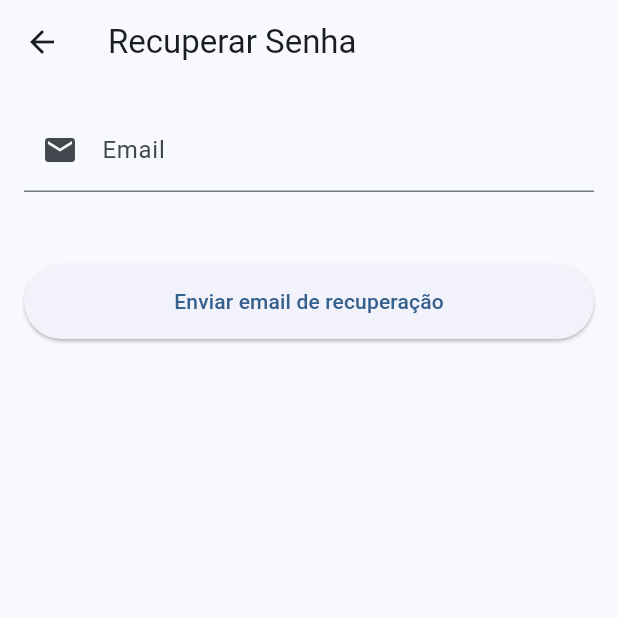
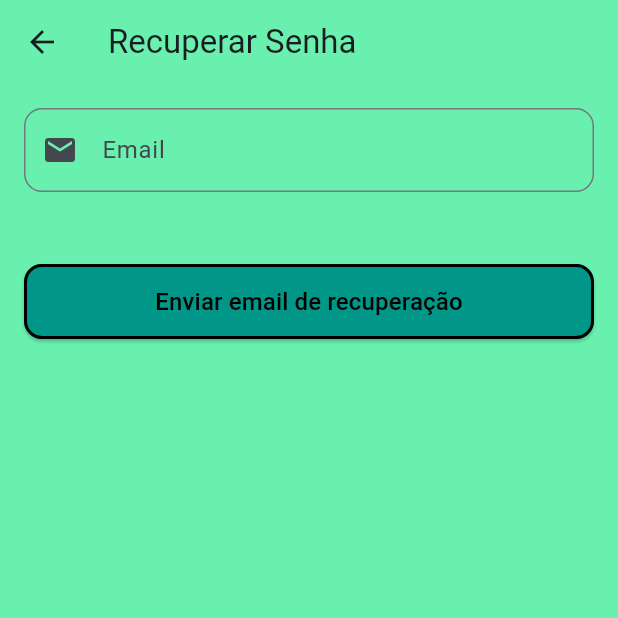
Before and after one commit to MrLucasjoel/trabalhocurso, a Flutter app: the screen it shows after launch, after a tap on "Esqueceu a senha?", on a phone screen of 412 x 824 dp, the top half of it. Run offline on Flutter 3.47's test engine with Material 3 defaults, Android fonts, the phone set to English and light mode, and no system bars.

Commit message:
Finalizando as telas de login, cadastro e recuperação de senha

```diff
--- a/lib/src/view/esqueSenha_view.dart
+++ b/lib/src/view/esqueSenha_view.dart
@@ -54,7 +54,10 @@ class _EsquesenhaViewState extends State<EsquesenhaView> {
   @override
   Widget build(BuildContext context) {
     return Scaffold(
-      appBar: AppBar(title: const Text('Recuperar Senha')),
+      backgroundColor: Colors.greenAccent,
+      appBar: AppBar(title: const Text('Recuperar Senha'),
+        backgroundColor: Colors.greenAccent,
+      ),
       body: Padding(
         padding: const EdgeInsets.all(16),
         child: Form(
@@ -63,9 +66,17 @@ class _EsquesenhaViewState extends State<EsquesenhaView> {
             children: [
               TextFormField(
                 controller: controller.emailController,
-                decoration: const InputDecoration(
+                decoration: InputDecoration(
                   labelText: 'Email',
                   prefixIcon: Icon(Icons.email),
+                  // Define a borda fechada ao redor do campo
+                  border: OutlineInputBorder(
+                    borderRadius: BorderRadius.circular(12),  // Borda arredondada
+                    borderSide: const BorderSide(
+                      color: Colors.black,  // Cor da borda
+                      width: 2,  // Largura da borda
+                    ),
+                  ),
                 ),
                 keyboardType: TextInputType.emailAddress,
                 validator: (value) {
@@ -101,12 +112,28 @@ class _EsquesenhaViewState extends State<EsquesenhaView> {
                 width: double.infinity,
                 child: ElevatedButton(
                   onPressed: _loading ? null : _sendRecovery,
+                    style: ElevatedButton.styleFrom(
+                      backgroundColor: _loading ? Colors.grey : Colors.teal,  // Cor do fundo (alterando quando está carregando)
+                      shape: RoundedRectangleBorder(
+                      borderRadius: BorderRadius.circular(12),  // Bordas arredondadas
+                    ),
+                      side: BorderSide(
+                        color: Colors.black,
+                        // Cor da borda, caso queira uma borda visível
+                        width: 2,
+                      ),
+                  ),
                   child: _loading
                       ? const CircularProgressIndicator(
-                    color: Colors.white,
+                    color: Colors.teal,
                     strokeWidth: 2,
                   )
-                      : const Text('Enviar email de recuperação'),
+                      : const Text('Enviar email de recuperação',
+                        style: TextStyle(
+                          fontSize: 16,  // Tamanho da fonte
+                            color: Colors.black,  // Cor do texto
+                    ),
+                  ),
                 ),
               ),
             ],
--- a/lib/src/view/login_view.dart
+++ b/lib/src/view/login_view.dart
@@ -35,8 +35,10 @@ class _LoginViewState extends State<LoginView> {
       // Simulação de login assíncrono
       await Future.delayed(const Duration(seconds: 2));
 
+      //
       // Aqui você pode chamar a lógica real do loginController.login,
       // que pode retornar sucesso ou erro (ajuste conforme seu controller)
+      //
       final sucesso = user.username == 'admin' && user.password == '123456';
 
       if (sucesso) {
@@ -64,8 +66,10 @@ class _LoginViewState extends State<LoginView> {
   @override
   Widget build(BuildContext context) {
     return Scaffold(
+      backgroundColor: Colors.greenAccent,
       appBar: AppBar(
-        title: const Text('Login'),
+          backgroundColor: Colors.greenAccent,
+          title: const Text('Login')
       ),
       body: Padding(
         padding: const EdgeInsets.all(16),
@@ -73,10 +77,46 @@ class _LoginViewState extends State<LoginView> {
           key: loginController.formKey,
           child: Column(
             children: [
+              const Icon(
+                Icons.account_box,
+                size: 180,
+                color: Colors.teal,
+              ),
+              const SizedBox(height: 30),
+              Text(
+                'CampMine',
+                textAlign: TextAlign.center,
+                style: Theme.of(context).textTheme.headlineSmall?.copyWith(
+                  fontWeight: FontWeight.bold,
+                  color: Colors.black,
+                  fontSize: 28,
+                ),
+              ),
+              const SizedBox(height: 15),
+              Text(
+                "Bem-vindo",
+                textAlign: TextAlign.center,
+                style: Theme.of(context).textTheme.headlineSmall?.copyWith(
+                  fontWeight: FontWeight.bold,
+                  color: Colors.black,
+                  fontSize: 28,
+                ),
+              ),
+              const SizedBox(height: 15),
               // Campo usuário
               TextFormField(
                 controller: loginController.usernameController,
                 decoration: InputDecoration(
+                  errorStyle: TextStyle(
+                    fontSize: 15,
+                    color: Colors.red,
+                    fontWeight: FontWeight.w600,
+                  ),
+                  errorBorder: OutlineInputBorder(
+                    borderRadius: BorderRadius.circular(16),
+                    borderSide: BorderSide(color: Colors.red, width: 2.0
+                    ),
+                  ),
                   labelText: 'Usuário',
                   prefixIcon: const Icon(Icons.person),
                   enabledBorder: OutlineInputBorder(
@@ -102,11 +142,23 @@ class _LoginViewState extends State<LoginView> {
                 controller: loginController.passwordController,
                 obscureText: _obscurePassword,
                 decoration: InputDecoration(
+                  errorStyle: TextStyle(
+                    fontSize: 15,
+                    color: Colors.red,
+                    fontWeight: FontWeight.w600,
+                  ),
+                  errorBorder: OutlineInputBorder(
+                    borderRadius: BorderRadius.circular(16),
+                    borderSide: BorderSide(color: Colors.red, width: 2.0
+                    ),
+                  ),
                   labelText: 'Senha',
                   prefixIcon: const Icon(Icons.lock),
                   suffixIcon: IconButton(
                     icon: Icon(
-                      _obscurePassword ? Icons.visibility_off : Icons.visibility,
+                      _obscurePassword
+                          ? Icons.visibility_off
+                          : Icons.visibility,
                       color: Colors.black,
                     ),
                     onPressed: () {
@@ -149,23 +201,22 @@ class _LoginViewState extends State<LoginView> {
                 child: ElevatedButton(
                   onPressed: _loading ? null : _login,
                   style: ElevatedButton.styleFrom(
-                    backgroundColor: Colors.white24,
+                    backgroundColor: _loading ? Colors.teal : Colors.teal,
                     shape: RoundedRectangleBorder(
                       borderRadius: BorderRadius.circular(12),
                     ),
+                    side: BorderSide(
+                      color: Colors.black,
+                      // Cor da borda, caso queira uma borda visível
+                      width: 2,
+                    ),
                   ),
                   child: _loading
-                      ? const CircularProgressIndicator(
-                    color: Colors.black,
-                    strokeWidth: 2,
-                  )
+                      ? const CircularProgressIndicator(strokeWidth: 2)
                       : const Text(
-                    'Entrar',
-                    style: TextStyle(
-                      fontSize: 18,
-                      color: Colors.black,
-                    ),
-                  ),
+                          'Entrar',
+                          style: TextStyle(fontSize: 18, color: Colors.black),
+                        ),
                 ),
               ),
               TextButton(
@@ -175,7 +226,11 @@ class _LoginViewState extends State<LoginView> {
                     MaterialPageRoute(builder: (_) => const RegistroView()),
                   );
                 },
-                child: const Text('Registrar'),
+                child: const Text('Não tem Cadastro? Cadastre-se',
+                  style: TextStyle(
+                      color: Colors.black
+                  ),
+                ),
               ),
               TextButton(
                 onPressed: () {
@@ -184,7 +239,11 @@ class _LoginViewState extends State<LoginView> {
                     MaterialPageRoute(builder: (_) => const EsquesenhaView()),
                   );
                 },
-                child: const Text('Esqueceu a senha?'),
+                child: const Text('Esqueceu a senha?',
+                  style: TextStyle(
+                      color: Colors.black
+                  ),
+                ),
               ),
             ],
           ),
```
Also changed, not shown: lib/src/view/registro_view.dart (+53 -5 lines).
